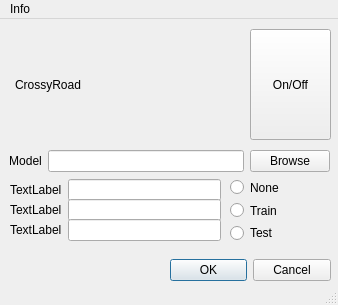
The window that Timberman.ui (Leetaihaku/RL_Timberman) describes before a commit, drawn with Qt 5.
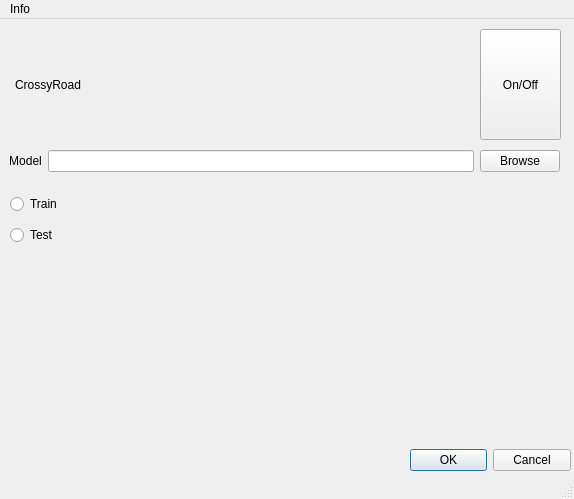
The same window after the commit. Icons and pictures are not drawn.

Commit message: 20210423 dir_route change

The edit to the form file:
```diff
--- a/Timberman.ui
+++ b/Timberman.ui
@@ -9,8 +9,8 @@
    <rect>
     <x>0</x>
     <y>0</y>
-    <width>338</width>
-    <height>305</height>
+    <width>574</width>
+    <height>499</height>
    </rect>
   </property>
   <property name="windowTitle">
@@ -33,7 +33,7 @@
    <widget class="QPushButton" name="OnOff">
     <property name="geometry">
      <rect>
-      <x>250</x>
+      <x>480</x>
       <y>10</y>
       <width>81</width>
       <height>111</height>
@@ -48,7 +48,7 @@
      <rect>
       <x>9</x>
       <y>130</y>
-      <width>321</width>
+      <width>551</width>
       <height>25</height>
      </rect>
     </property>
@@ -75,8 +75,8 @@
    <widget class="QDialogButtonBox" name="OpenClose">
     <property name="geometry">
      <rect>
-      <x>170</x>
-      <y>240</y>
+      <x>410</x>
+      <y>430</y>
       <width>161</width>
       <height>23</height>
      </rect>
@@ -90,7 +90,7 @@
      <rect>
       <x>15</x>
       <y>11</y>
-      <width>231</width>
+      <width>451</width>
       <height>111</height>
      </rect>
     </property>
@@ -101,89 +101,16 @@
      <enum>Qt::RichText</enum>
     </property>
    </widget>
-   <widget class="QWidget" name="horizontalLayoutWidget_2">
-    <property name="geometry">
-     <rect>
-      <x>10</x>
-      <y>160</y>
-      <width>211</width>
-      <height>22</height>
-     </rect>
-    </property>
-    <layout class="QHBoxLayout" name="horizontalLayout_7">
-     <item>
-      <widget class="QLabel" name="label">
-       <property name="text">
-        <string>TextLabel</string>
-       </property>
-      </widget>
-     </item>
-     <item>
-      <widget class="QLineEdit" name="lineEdit"/>
-     </item>
-    </layout>
-   </widget>
-   <widget class="QWidget" name="horizontalLayoutWidget_3">
-    <property name="geometry">
-     <rect>
-      <x>10</x>
-      <y>180</y>
-      <width>211</width>
-      <height>22</height>
-     </rect>
-    </property>
-    <layout class="QHBoxLayout" name="horizontalLayout_8">
-     <item>
-      <widget class="QLabel" name="label_2">
-       <property name="text">
-        <string>TextLabel</string>
-       </property>
-      </widget>
-     </item>
-     <item>
-      <widget class="QLineEdit" name="lineEdit_2"/>
-     </item>
-    </layout>
-   </widget>
-   <widget class="QWidget" name="horizontalLayoutWidget_4">
-    <property name="geometry">
-     <rect>
-      <x>10</x>
-      <y>200</y>
-      <width>211</width>
-      <height>22</height>
-     </rect>
-    </property>
-    <layout class="QHBoxLayout" name="horizontalLayout_9">
-     <item>
-      <widget class="QLabel" name="label_3">
-       <property name="text">
-        <string>TextLabel</string>
-       </property>
-      </widget>
-     </item>
-     <item>
-      <widget class="QLineEdit" name="lineEdit_3"/>
-     </item>
-    </layout>
-   </widget>
    <widget class="QWidget" name="verticalLayoutWidget">
     <property name="geometry">
      <rect>
-      <x>230</x>
-      <y>160</y>
-      <width>101</width>
+      <x>10</x>
+      <y>170</y>
+      <width>551</width>
       <height>62</height>
      </rect>
     </property>
     <layout class="QVBoxLayout" name="verticalLayout_2">
-     <item>
-      <widget class="QRadioButton" name="radioButton_3">
-       <property name="text">
-        <string>None</string>
-       </property>
-      </widget>
-     </item>
      <item>
       <widget class="QRadioButton" name="radioButton">
        <property name="text">
@@ -206,7 +133,7 @@
     <rect>
      <x>0</x>
      <y>0</y>
-     <width>338</width>
+     <width>574</width>
      <height>21</height>
     </rect>
    </property>
```
Left out of the diff: 4 changed lines with no effect on the pictures. The commit also changes 1 other file.
